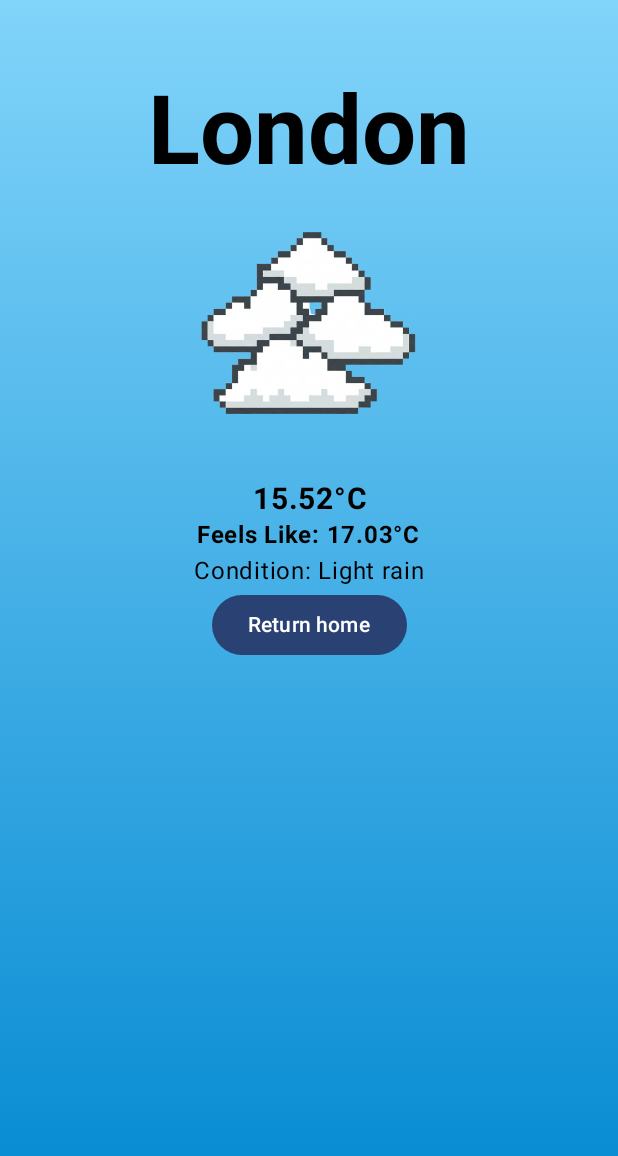
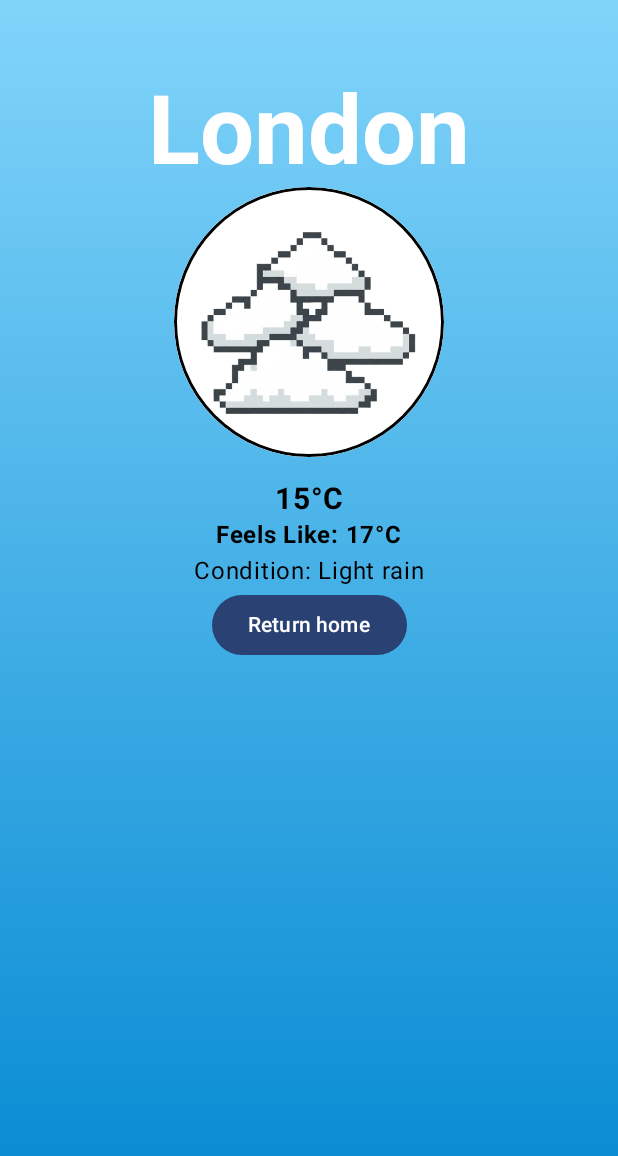
Before and after one commit to TomWight233/Sunny-Up-North, an Android app built with Jetpack Compose: the @Preview function WeatherPreview, on a phone screen of 412 x 824 dp. Shown: the top 1156 px of the screen. Run offline under Robolectric (Android 15) with nearby library versions, the phone set to English and light mode, and no system bars.

Commit message:
White text changes and circle images

```diff
--- a/app/src/main/java/com/example/sunnyupnorth/FakeWeatherViewModel.kt
+++ b/app/src/main/java/com/example/sunnyupnorth/FakeWeatherViewModel.kt
@@ -5,7 +5,7 @@ class FakeWeatherViewModel : WeatherViewModel() {
     init {
         weather = WeatherResponse(
             name = "London",
-            main = MainInfo(temp = 15.52, humidity = 80, feels_like = 17.03),
+            main = MainInfo(temp = 15.52, humidity = 80, feelsLike = 17.03),
             weather = listOf(WeatherDescription(main = "Clouds", description = "Light rain", icon = "10d"))
         )
     }
--- a/app/src/main/java/com/example/sunnyupnorth/MainActivity.kt
+++ b/app/src/main/java/com/example/sunnyupnorth/MainActivity.kt
@@ -7,6 +7,7 @@ import androidx.activity.compose.setContent
 import androidx.activity.enableEdgeToEdge
 import androidx.compose.foundation.Image
 import androidx.compose.foundation.background
+import androidx.compose.foundation.border
 import androidx.compose.foundation.layout.Arrangement
 import androidx.compose.foundation.layout.Column
 import androidx.compose.foundation.layout.Spacer
@@ -15,6 +16,7 @@ import androidx.compose.foundation.layout.fillMaxWidth
 import androidx.compose.foundation.layout.height
 import androidx.compose.foundation.layout.padding
 import androidx.compose.foundation.layout.size
+import androidx.compose.foundation.shape.CircleShape
 import androidx.compose.foundation.text.KeyboardOptions
 import androidx.compose.material.icons.Icons
 import androidx.compose.material.icons.filled.Search
@@ -28,8 +30,10 @@ import androidx.compose.runtime.Composable
 import androidx.compose.runtime.LaunchedEffect
 import androidx.compose.ui.Alignment
 import androidx.compose.ui.Modifier
+import androidx.compose.ui.draw.clip
 import androidx.compose.ui.graphics.Brush
 import androidx.compose.ui.graphics.Color
+import androidx.compose.ui.layout.ContentScale
 import androidx.compose.ui.res.painterResource
 import androidx.compose.ui.text.font.FontWeight
 import androidx.compose.ui.text.input.KeyboardType
@@ -152,7 +156,7 @@ data class WeatherResponse(
     val weather: List<WeatherDescription>
 )
 
-data class MainInfo(val temp: Double, val humidity: Int, val feels_like: Double)
+data class MainInfo(val temp: Double, val humidity: Int, val feelsLike: Double)
 data class WeatherDescription(val main: String, val description: String, val icon: String)
 
 
@@ -178,37 +182,50 @@ fun WeatherScreen(viewModel: WeatherViewModel, onRestart: () -> Unit) {
         if (weather != null) {
             Text("${weather.name}", style = MaterialTheme.typography.headlineLarge.copy(
                 fontSize = 64.sp,
-                fontWeight = FontWeight.Bold
+                fontWeight = FontWeight.Bold,
+                color = Color.White
+
             ))
+
+            val imageModifier = Modifier
+                .size(180.dp)
+                .clip(CircleShape) // Clip the image (and background/border) to a circle
+                .background(Color.White) // Add the white background
+                .border(2.dp, Color.Black, CircleShape) // Add a 2dp black border
+
             when (weather.weather[0].main.lowercase()){
             "clouds" -> Image(
                 painter = painterResource(id = R.drawable.cloud),
                 contentDescription = "Clouds Icon",
-                modifier = Modifier.size(180.dp)
+                modifier = imageModifier,
+                contentScale = ContentScale.Crop
             )
                 "clear" -> Image(
                     painter = painterResource(id = R.drawable.clear),
                     contentDescription = "Sunny Clear Icon",
-                    modifier = Modifier.size(180.dp)
+                    modifier = imageModifier,
+                    contentScale = ContentScale.Crop
 
                 )
                 "rain" -> Image(
                     painter = painterResource(id = R.drawable.rain),
                     contentDescription = "Rain Icon",
-                    modifier = Modifier.size(180.dp)
+                    modifier = imageModifier,
+                    contentScale = ContentScale.Crop
 
                 )
                 else -> Image(
                     painter = painterResource(id = R.drawable.unknown),
                     contentDescription = "Unknown image",
-                    modifier = Modifier.size(180.dp)
+                    modifier = imageModifier,
+                    contentScale = ContentScale.Crop
 
                 )
 
             }
             Spacer(Modifier.height(16.dp))
-            Text("${weather.main.temp}°C" , fontWeight = FontWeight.Bold, fontSize = 20.sp, textAlign = TextAlign.Center)
-            Text("Feels Like: ${weather.main.feels_like}°C", fontWeight = FontWeight.Bold)
+            Text("${weather.main.temp.toInt()}°C" , fontWeight = FontWeight.Bold, fontSize = 20.sp, textAlign = TextAlign.Center)
+            Text("Feels Like: ${weather.main.feelsLike.toInt()}°C", fontWeight = FontWeight.Bold)
             Text("Condition: ${weather.weather[0].description}")
         } else {
             Text("Enter a city to get the weather.")
```
Also changed, not shown: 1 other file.
